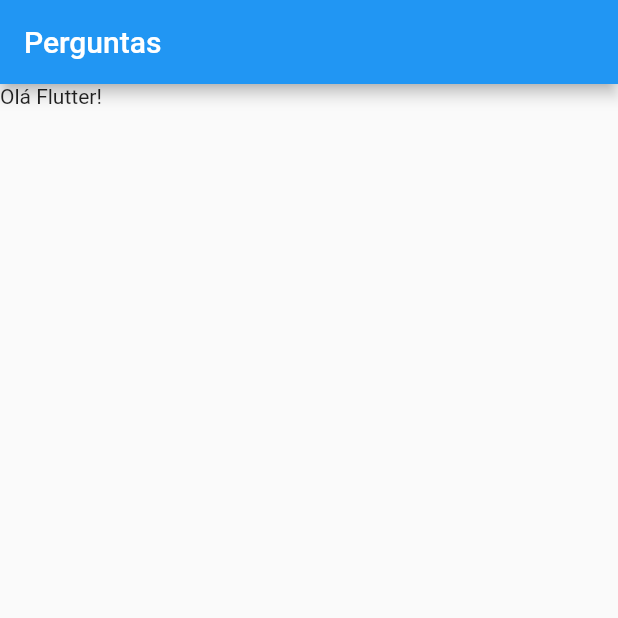
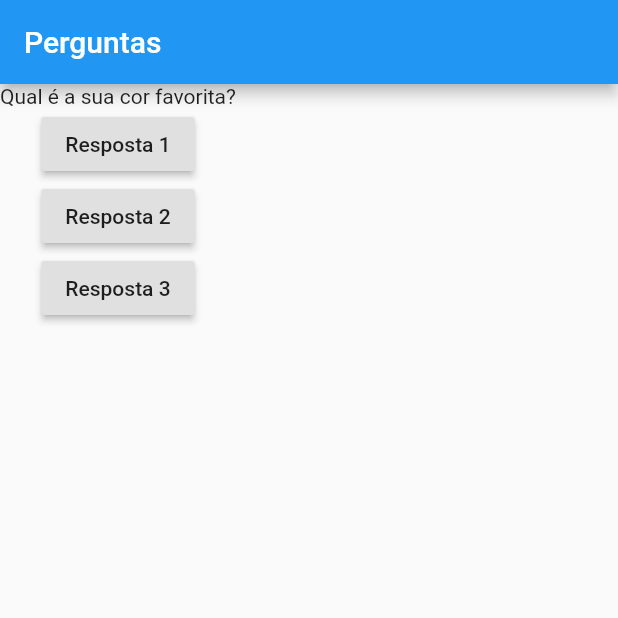
Before and after one commit to andersonpsilvaa/Flutter_Dart, a Flutter app: the screen it shows after launch, on a phone screen of 412 x 824 dp, the top half of it. Run offline on Flutter 3.47's test engine with Material 2 defaults, Android fonts, the phone set to English and light mode, and no system bars.

Commit message:
Aula 05-03

```diff
--- a/Flutter & Dart/Projetos/projeto_perguntas/lib/main.dart
+++ b/Flutter & Dart/Projetos/projeto_perguntas/lib/main.dart
@@ -2,16 +2,59 @@ import 'package:flutter/material.dart';
 
 main() => runApp(new PerguntaApp());
 
-class PerguntaApp extends StatelessWidget {
-  @override
+// Classe que controla o estado do Widget
+// Com 'underline' o método/função/atributo fica PRIVADO
+class _PerguntaAppState extends State<PerguntaApp> {
+  var _perguntaSeleciona = 0;
+
+  // setState atualiza o estado
+  void _responder() {
+    setState(() {
+      _perguntaSeleciona++;
+    });
+    print(_perguntaSeleciona);
+  }
+
+  // Lista de Perguntas
+  final perguntas = [
+    'Qual é a sua cor favorita?',
+    'Qual é o seu animal favorito?'
+  ];
+
+  //Cabeçalho do APP
   Widget build(BuildContext context) {
     return MaterialApp(
       home: Scaffold(
         appBar: AppBar(
           title: Text('Perguntas'),
         ),
-        body: Text("Olá Flutter!"),
+        // Corpo com a Pergunta Selecionada
+        body: Column(
+          children: [
+            Text(perguntas[_perguntaSeleciona]),
+            // Botões com as Respostas
+            RaisedButton(
+              child: Text('Resposta 1'),
+              onPressed: _responder,
+            ),
+            RaisedButton(
+              child: Text('Resposta 2'),
+              onPressed: _responder,
+            ),
+            RaisedButton(
+              child: Text('Resposta 3'),
+              onPressed: _responder,
+            )
+          ],
+        ),
       ),
     );
   }
 }
+
+// Classe Principal que gerencia a classe dos estados
+class PerguntaApp extends StatefulWidget {
+  _PerguntaAppState createState() {
+    return _PerguntaAppState();
+  }
+}
```
Also changed, not shown: Flutter & Dart/Projetos/projeto_perguntas/pubspec.yaml (line endings or trailing spaces), 3 other files.
